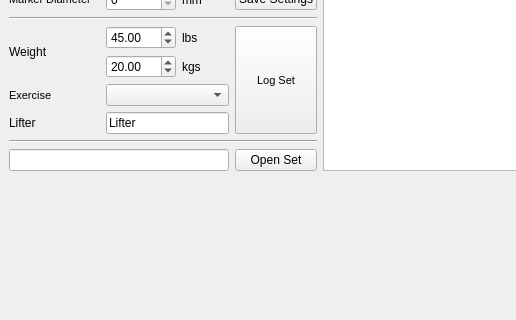
Above: apps/barbellcvlog.ui from tlancon/barbellcv before the change; both pictures show x 0 to 516 and y 164 to 484 of the 1040 by 620 pixel window. Below: the same form after it.
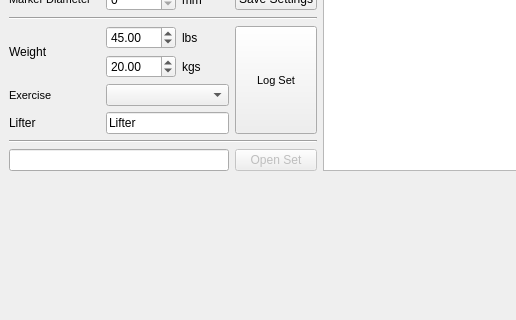
That is the form after the change. Custom widgets are drawn as their Qt base class.

Commit message: "Open Set" disabled until functional

Patch:
```diff
--- a/apps/barbellcvlog.ui
+++ b/apps/barbellcvlog.ui
@@ -206,6 +206,9 @@
       </item>
       <item row="12" column="3">
        <widget class="QPushButton" name="buttonOpenSet">
+        <property name="enabled">
+         <bool>false</bool>
+        </property>
         <property name="text">
          <string>Open Set</string>
         </property>
```
